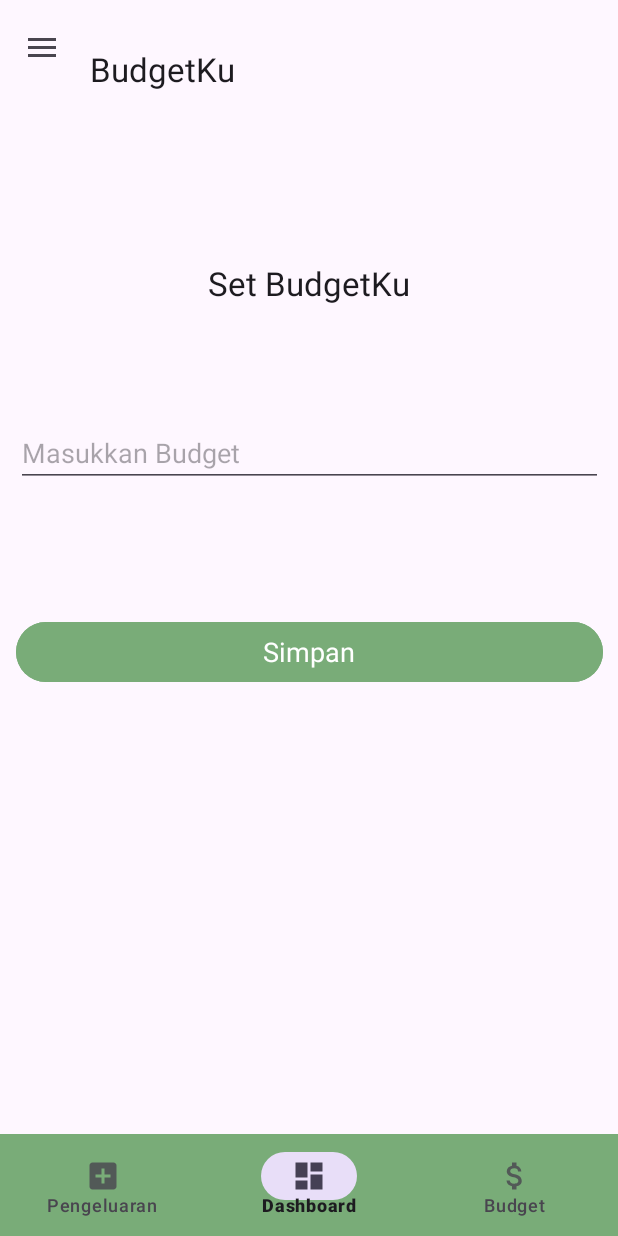
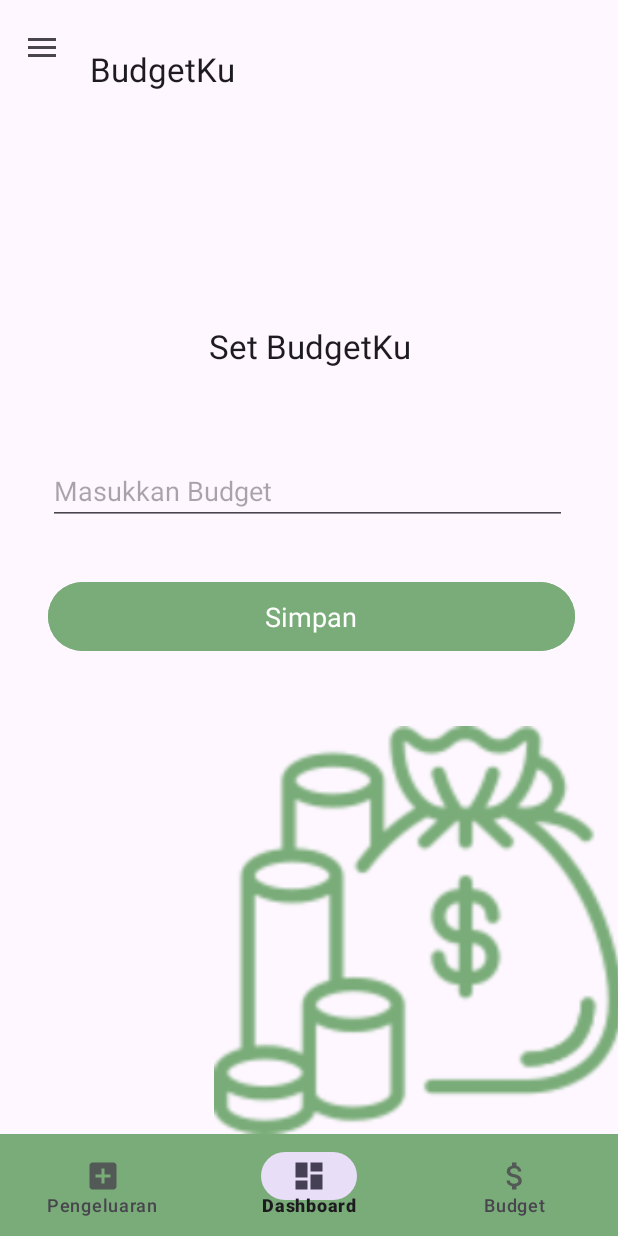
Before and after one commit to TheR1ple/BudgetKu-App, an Android app: the fragment BudgetFragment placed in its activity, on a phone screen of 412 x 824 dp. Run offline under Robolectric (Android 15) with nearby library versions, the phone set to English and light mode, and no system bars.

Commit message:
Improve UI

```diff
--- a/app/src/main/res/layout/fragment_budget.xml
+++ b/app/src/main/res/layout/fragment_budget.xml
@@ -6,72 +6,59 @@
     xmlns:app="http://schemas.android.com/apk/res-auto"
     tools:context=".BudgetFragment">
 
-    <ScrollView
-        android:layout_width="match_parent"
-        android:layout_height="match_parent">
-
-        <LinearLayout
-            android:layout_width="match_parent"
-            android:layout_height="match_parent"
-            android:orientation="vertical"
-            android:gravity="center">
-
     <TextView
+        android:id="@+id/textViewTitle"
         android:layout_width="wrap_content"
         android:layout_height="wrap_content"
+        android:paddingTop="50dp"
+        android:paddingBottom="50dp"
         android:text="Set BudgetKu"
         android:textAppearance="?android:textAppearanceLarge"
-                android:paddingTop="50dp"
-                android:paddingBottom="50dp"/>
-
-            <LinearLayout
-                android:layout_width="match_parent"
-                android:layout_height="wrap_content"
-                android:orientation="horizontal"
-                android:paddingVertical="16dp">
-
-                <RelativeLayout
-                    android:layout_width="0dp"
-                    android:layout_height="wrap_content"
-                    android:layout_weight="2"
-                    android:layout_margin="10dp">
+        app:layout_constraintBottom_toBottomOf="parent"
+        app:layout_constraintEnd_toEndOf="parent"
+        app:layout_constraintStart_toStartOf="parent"
+        app:layout_constraintTop_toTopOf="parent"
+        app:layout_constraintVertical_bias="0.083" />
 
     <EditText
-                        android:layout_width="match_parent"
-                        android:layout_height="wrap_content"
         android:id="@+id/editJumlahBudget"
-                        android:hint="Masukkan Budget"/>
-                </RelativeLayout>
-
-            </LinearLayout>
-
-
-            <LinearLayout
-                android:layout_width="match_parent"
-                android:layout_height="wrap_content"
-                android:orientation="horizontal"
-
-                android:paddingTop="50dp">
-
-
-
-                <RelativeLayout
-                    android:layout_width="0dp"
-                    android:layout_height="wrap_content"
-                    android:layout_weight="2"
-                    android:layout_margin="10dp">
+        android:layout_width="346dp"
+        android:layout_height="43dp"
+        android:layout_margin="10dp"
+        android:layout_marginTop="56dp"
+        android:hint="Masukkan Budget"
+        app:layout_constraintBottom_toBottomOf="parent"
+        app:layout_constraintEnd_toEndOf="parent"
+        app:layout_constraintHorizontal_bias="0.473"
+        app:layout_constraintStart_toStartOf="parent"
+        app:layout_constraintTop_toTopOf="parent"
+        app:layout_constraintVertical_bias="0.304" />
 
     <Button
-                        android:layout_width="match_parent"
-                        android:layout_height="wrap_content"
+        android:id="@+id/buttonSaveInput"
+        android:layout_width="351dp"
+        android:layout_height="54dp"
+        android:layout_margin="10dp"
+        android:layout_marginTop="88dp"
+        android:backgroundTint="#79AC78"
         android:text="Simpan"
         android:textAppearance="?android:textAppearanceMedium"
-                        android:backgroundTint="#79AC78"
-                        android:id="@+id/buttonSaveInput"/>
+        app:layout_constraintBottom_toBottomOf="parent"
+        app:layout_constraintEnd_toEndOf="parent"
+        app:layout_constraintHorizontal_bias="0.533"
+        app:layout_constraintStart_toStartOf="parent"
+        app:layout_constraintTop_toBottomOf="@+id/editJumlahBudget"
+        app:layout_constraintVertical_bias="0.072" />
 
-                </RelativeLayout>
-            </LinearLayout>
-        </LinearLayout>
-    </ScrollView>
+    <ImageView
+        android:id="@+id/imageView6"
+        android:layout_width="284dp"
+        android:layout_height="272dp"
+        android:layout_marginStart="136dp"
+        android:src="@drawable/money_bag"
+        app:layout_constraintBottom_toBottomOf="parent"
+        app:layout_constraintStart_toStartOf="parent"
+        app:layout_constraintTop_toTopOf="parent"
+        app:layout_constraintVertical_bias="1.0" />
 
 </androidx.constraintlayout.widget.ConstraintLayout>
```
Lines whose indentation alone changed are shown as unchanged.
